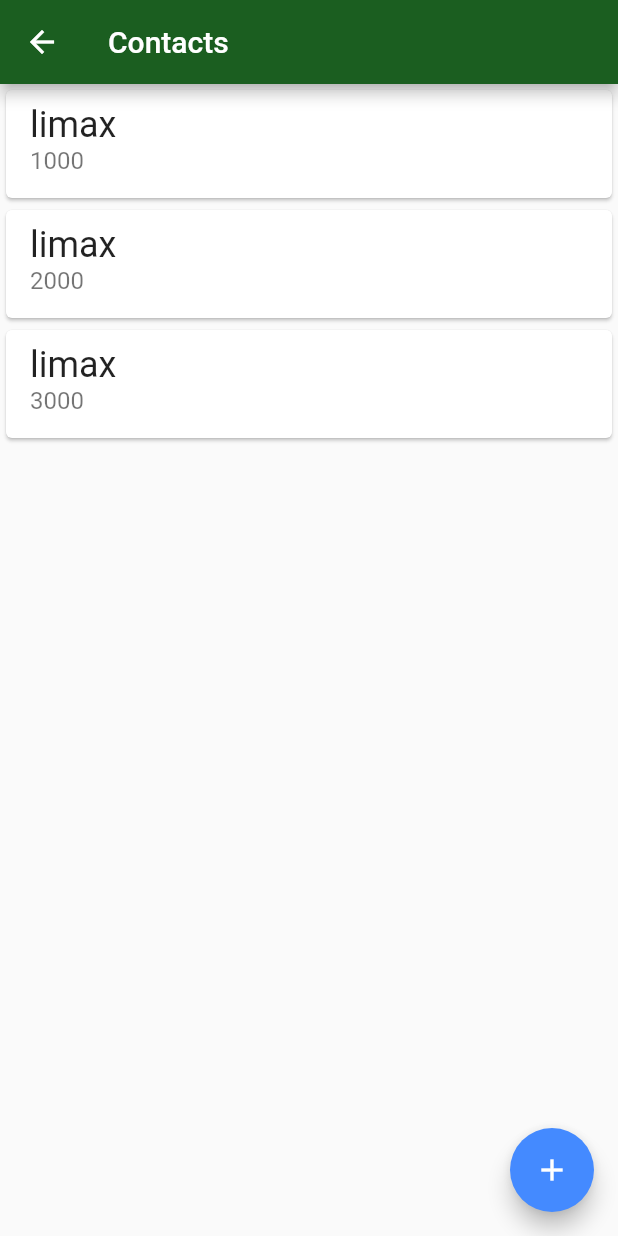
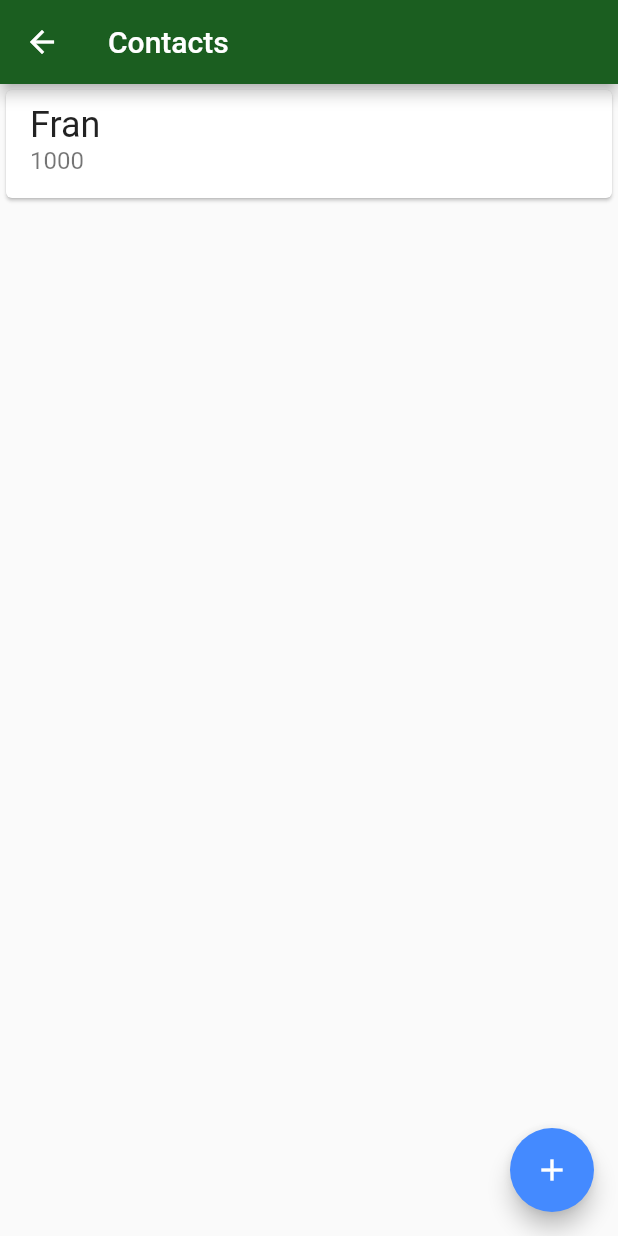
Before and after one commit to Marlon-Limax/Bytebank-Internal-Storage, a Flutter app: the screen it shows after launch, after a tap on "Contacts", on a phone screen of 412 x 824 dp. Run offline on Flutter 3.47's test engine with Material 2 defaults, Android fonts, the light colour scheme and no system bars; our stand-ins replace sqflite; accounts and stored records are empty.

Commit message:
inclusão do futurebuilder para carregar lista de contatos do banco para tela contact_list

```diff
--- a/lib/main.dart
+++ b/lib/main.dart
@@ -7,9 +7,7 @@ import 'package:flutter/material.dart';
 
 void main() {
   runApp(const ByteBankApp());
-  save(Contact(3, 'amanda', 1000)).then((id) {
-    findAll().then((contacts) => debugPrint(contacts.toString()));
-  });
+  save(Contact(0, 'Fran', 1000));
 }
 
 class ByteBankApp extends StatelessWidget {
--- a/lib/screens/contacts_list.dart
+++ b/lib/screens/contacts_list.dart
@@ -1,28 +1,32 @@
+import 'package:bytebankinternalstorage/database/app_database.dart';
 import 'package:bytebankinternalstorage/models/contact.dart';
 import 'package:bytebankinternalstorage/screens/contact_form.dart';
 import 'package:flutter/material.dart';
 
 class ContactList extends StatelessWidget {
-  ContactList({Key? key}) : super(key: key);
-
-  final List<Contact> contacts = [];
+  const ContactList({Key? key}) : super(key: key);
 
   @override
   Widget build(BuildContext context) {
-    contacts.add(Contact(0, 'limax', 1000));
-    contacts.add(Contact(0, 'limax', 2000));
-    contacts.add(Contact(0, 'limax', 3000));
     return Scaffold(
       appBar: AppBar(
         title: const Text('Contacts'),
       ),
-      body: ListView.builder(
-        itemBuilder: (context, index) {
-          final Contact contact = contacts[index];
-          return _ContactItem(contact);
-        },
-        itemCount: contacts.length,
-      ),
+      body: FutureBuilder<List<Contact>>(
+          future: findAll(),
+          builder: (context, snapshot) {
+            final List<Contact>? contacts = snapshot.data;
+            if (contacts != null) {
+              return ListView.builder(
+                itemBuilder: (context, index) {
+                  final Contact contact = contacts[index];
+                  return _ContactItem(contact);
+                },
+                itemCount: contacts.length,
+              );
+            }
+            return Container();
+          }),
       floatingActionButton: FloatingActionButton(
         onPressed: () {
           Navigator.of(context)
```
